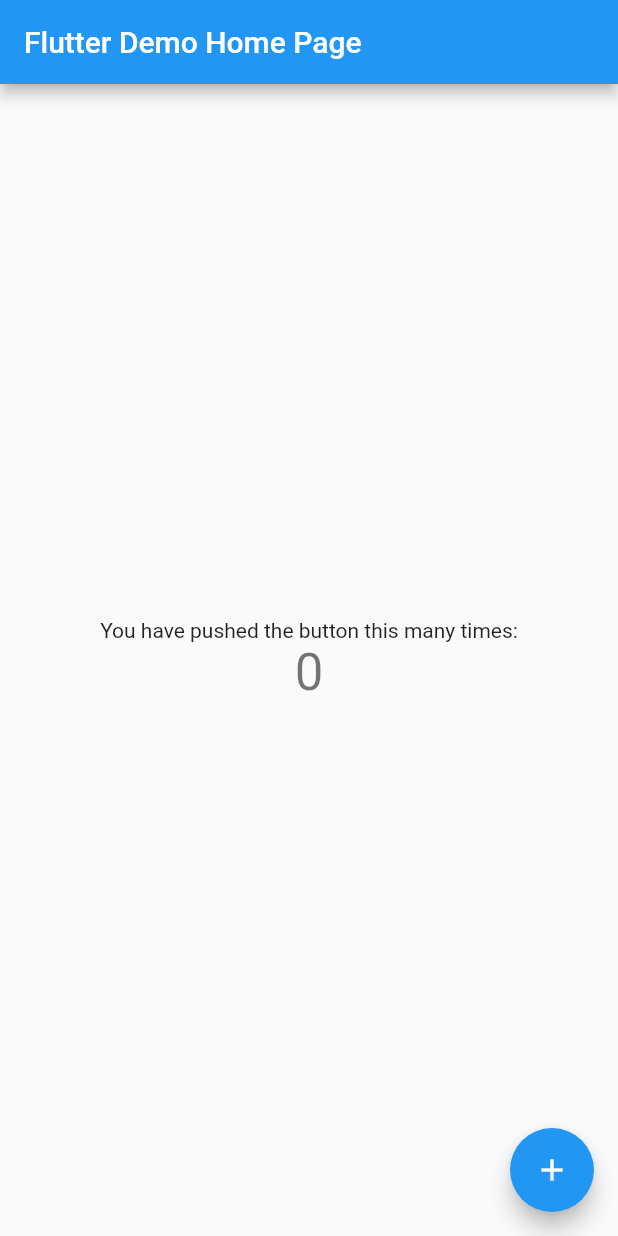
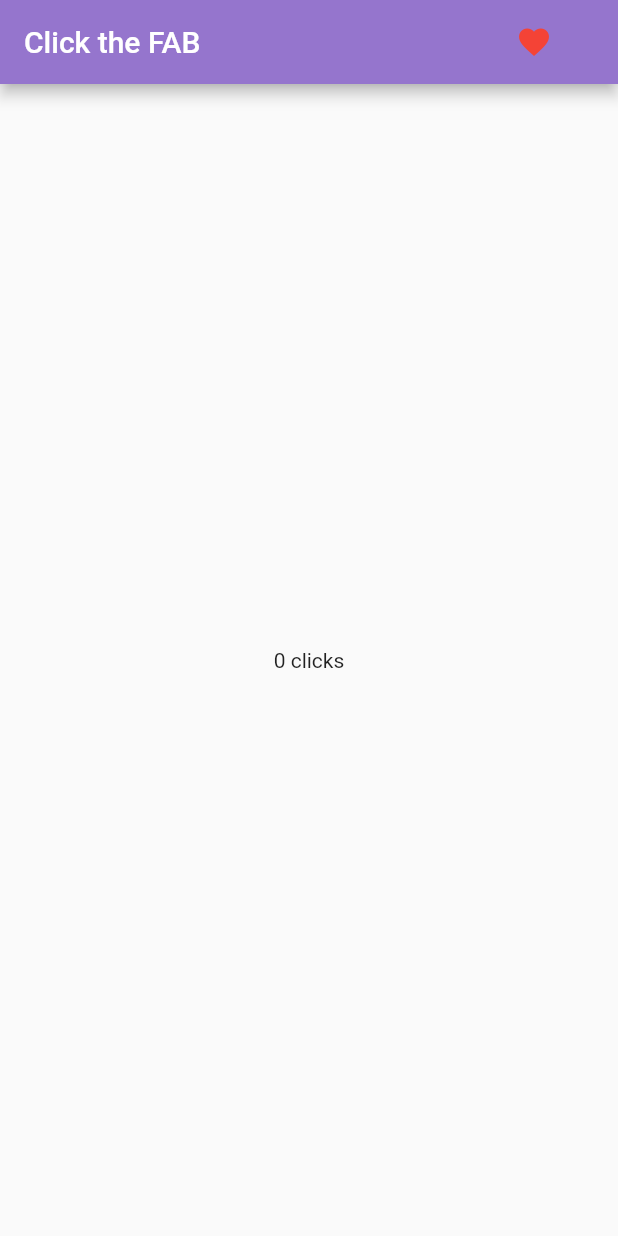
Before and after one commit to Alderbane/Tarea1Moviles, a Flutter app: the screen it shows after launch, on a phone screen of 412 x 824 dp. Run offline on Flutter 3.47's test engine with Material 2 defaults, Android fonts, the phone set to English and light mode, and no system bars.

Commit message:
Missing snackbars

```diff
--- a/lib/main.dart
+++ b/lib/main.dart
@@ -1,117 +1,86 @@
 import 'package:flutter/material.dart';
 
-void main() {
-  runApp(MyApp());
-}
+void main() => runApp(MyApp());
 
 class MyApp extends StatelessWidget {
-  // This widget is the root of your application.
   @override
   Widget build(BuildContext context) {
     return MaterialApp(
-      title: 'Flutter Demo',
-      theme: ThemeData(
-        // This is the theme of your application.
-        //
-        // Try running your application with "flutter run". You'll see the
-        // application has a blue toolbar. Then, without quitting the app, try
-        // changing the primarySwatch below to Colors.green and then invoke
-        // "hot reload" (press "r" in the console where you ran "flutter run",
-        // or simply save your changes to "hot reload" in a Flutter IDE).
-        // Notice that the counter didn't reset back to zero; the application
-        // is not restarted.
-        primarySwatch: Colors.blue,
-        // This makes the visual density adapt to the platform that you run
-        // the app on. For desktop platforms, the controls will be smaller and
-        // closer together (more dense) than on mobile platforms.
-        visualDensity: VisualDensity.adaptivePlatformDensity,
-      ),
-      home: MyHomePage(title: 'Flutter Demo Home Page'),
+      title: 'Material App',
+      home: HomePage(),
     );
   }
 }
 
-class MyHomePage extends StatefulWidget {
-  MyHomePage({Key key, this.title}) : super(key: key);
-
-  // This widget is the home page of your application. It is stateful, meaning
-  // that it has a State object (defined below) that contains fields that affect
-  // how it looks.
-
-  // This class is the configuration for the state. It holds the values (in this
-  // case the title) provided by the parent (in this case the App widget) and
-  // used by the build method of the State. Fields in a Widget subclass are
-  // always marked "final".
-
-  final String title;
+class HomePage extends StatefulWidget {
+  const HomePage({
+    Key key,
+  }) : super(key: key);
 
   @override
-  _MyHomePageState createState() => _MyHomePageState();
+  _HomePageState createState() => _HomePageState();
 }
 
-class _MyHomePageState extends State<MyHomePage> {
+class _HomePageState extends State<HomePage> {
   int _counter = 0;
-
-  void _incrementCounter() {
-    setState(() {
-      // This call to setState tells the Flutter framework that something has
-      // changed in this State, which causes it to rerun the build method below
-      // so that the display can reflect the updated values. If we changed
-      // _counter without calling setState(), then the build method would not be
-      // called again, and so nothing would appear to happen.
-      _counter++;
-    });
-  }
-
+  DateTime _d = DateTime.now();
   @override
   Widget build(BuildContext context) {
-    // This method is rerun every time setState is called, for instance as done
-    // by the _incrementCounter method above.
-    //
-    // The Flutter framework has been optimized to make rerunning build methods
-    // fast, so that you can just rebuild anything that needs updating rather
-    // than having to individually change instances of widgets.
+    var _scaffoldKey = GlobalKey<ScaffoldState>();
     return Scaffold(
-      appBar: AppBar(
-        // Here we take the value from the MyHomePage object that was created by
-        // the App.build method, and use it to set our appbar title.
-        title: Text(widget.title),
+      key: _scaffoldKey,
+      appBar: PreferredSize(
+        preferredSize: Size.fromHeight(56),
+        child: Builder(
+          builder: (context1) => AppBar(
+            backgroundColor: Colors.deepPurple[300],
+            title: Text('Click the FAB'),
+            actions: <Widget>[
+              IconButton(
+                icon: Icon(
+                  Icons.favorite,
+                  color: _counter % 2 == 0 ? Colors.red : Colors.white,
+                ),
+                onPressed: () {
+                  print("AAAAAAAAA");
+                  _counter++;
+
+                  Scaffold.of(context1)
+                    // ..hideCurrentSnackBar()
+                    .showSnackBar(_counter % 2 == 0
+                        ? SnackBar(content: Text("Scaffold sin accion"))
+                        : SnackBar(
+                            content: Text("Mostrar Fecha"),
+                            action: SnackBarAction(
+                              label: "Fecha",
+                              onPressed: () {
+                                _d = DateTime.now();
+                                showDialog(
+                                    context: context,
+                                    builder: (_) {
+                                      return AlertDialog(
+                                        title: Text("Dialogo"),
+                                        content: Text("$_d"),
+                                      );
+                                    });
+                              },
+                            )));
+
+                  setState(() {});
+                },
+              ),
+              Padding(
+                padding: EdgeInsets.symmetric(horizontal: 16),
+              ),
+            ],
+          ),
+        ),
       ),
       body: Center(
-        // Center is a layout widget. It takes a single child and positions it
-        // in the middle of the parent.
-        child: Column(
-          // Column is also a layout widget. It takes a list of children and
-          // arranges them vertically. By default, it sizes itself to fit its
-          // children horizontally, and tries to be as tall as its parent.
-          //
-          // Invoke "debug painting" (press "p" in the console, choose the
-          // "Toggle Debug Paint" action from the Flutter Inspector in Android
-          // Studio, or the "Toggle Debug Paint" command in Visual Studio Code)
-          // to see the wireframe for each widget.
-          //
-          // Column has various properties to control how it sizes itself and
-          // how it positions its children. Here we use mainAxisAlignment to
-          // center the children vertically; the main axis here is the vertical
-          // axis because Columns are vertical (the cross axis would be
-          // horizontal).
-          mainAxisAlignment: MainAxisAlignment.center,
-          children: <Widget>[
-            Text(
-              'You have pushed the button this many times:',
-            ),
-            Text(
-              '$_counter',
-              style: Theme.of(context).textTheme.headline4,
-            ),
-          ],
+        child: Container(
+          child: Text('$_counter clicks'),
         ),
       ),
-      floatingActionButton: FloatingActionButton(
-        onPressed: _incrementCounter,
-        tooltip: 'Increment',
-        child: Icon(Icons.add),
-      ), // This trailing comma makes auto-formatting nicer for build methods.
     );
   }
 }
```
